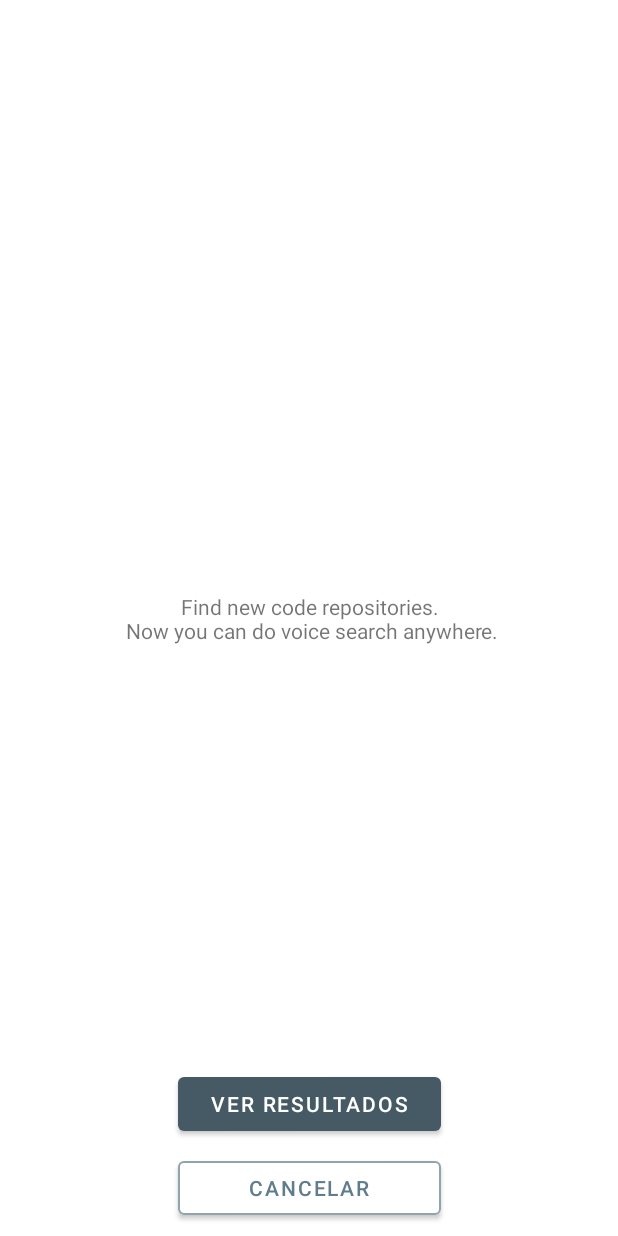
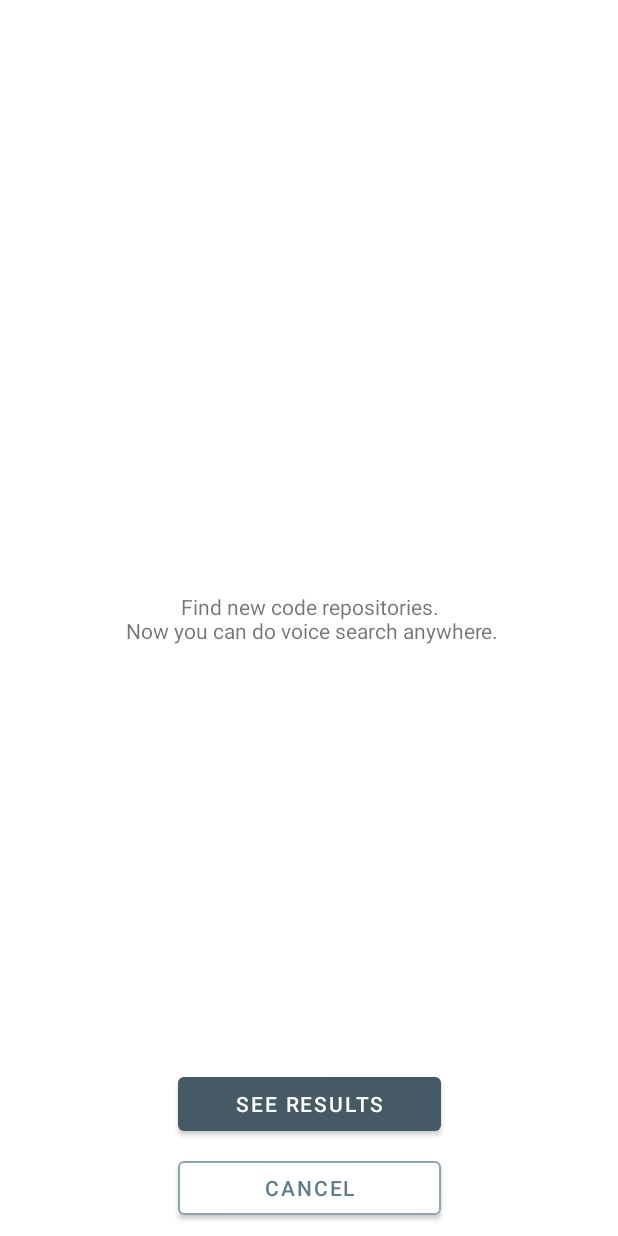
Before and after one commit to charleston10/github-android, an Android app: the layout fragment_voice_search.xml on its own in the app's theme, with its tools: preview values and no code run, on a phone screen of 412 x 824 dp. Run offline under Robolectric (Android 15) with nearby library versions, the phone set to English and light mode, and no system bars.

Commit message:
translate for english

```diff
--- a/application/app/src/main/res/layout/fragment_voice_search.xml
+++ b/application/app/src/main/res/layout/fragment_voice_search.xml
@@ -63,7 +63,7 @@ Now you can do voice search anywhere."
             android:layout_marginBottom="8dp"
             android:backgroundTint="@color/white"
             android:onClick="@{()-> handlers.onCancelResult()}"
-            android:text="Cancelar"
+            android:text="Cancel"
             android:textColor="@color/grey_500"
             android:visibility="@{showResult ? View.VISIBLE : View.GONE}"
             app:layout_constraintBottom_toBottomOf="@+id/voice"
@@ -80,7 +80,7 @@ Now you can do voice search anywhere."
             android:layout_marginEnd="8dp"
             android:layout_marginBottom="8dp"
             android:onClick="@{(view)-> handlers.onShowResult(view)}"
-            android:text="Ver resultados"
+            android:text="See results"
             android:visibility="@{showResult ? View.VISIBLE : View.GONE}"
             app:layout_constraintBottom_toTopOf="@+id/button"
             app:layout_constraintEnd_toEndOf="parent"
```
Also changed, not shown: application/app/src/main/java/br/com/charleston/github/features/search/screens/voicesearch/VoiceSearchFragment.kt (+8 -22 lines).
